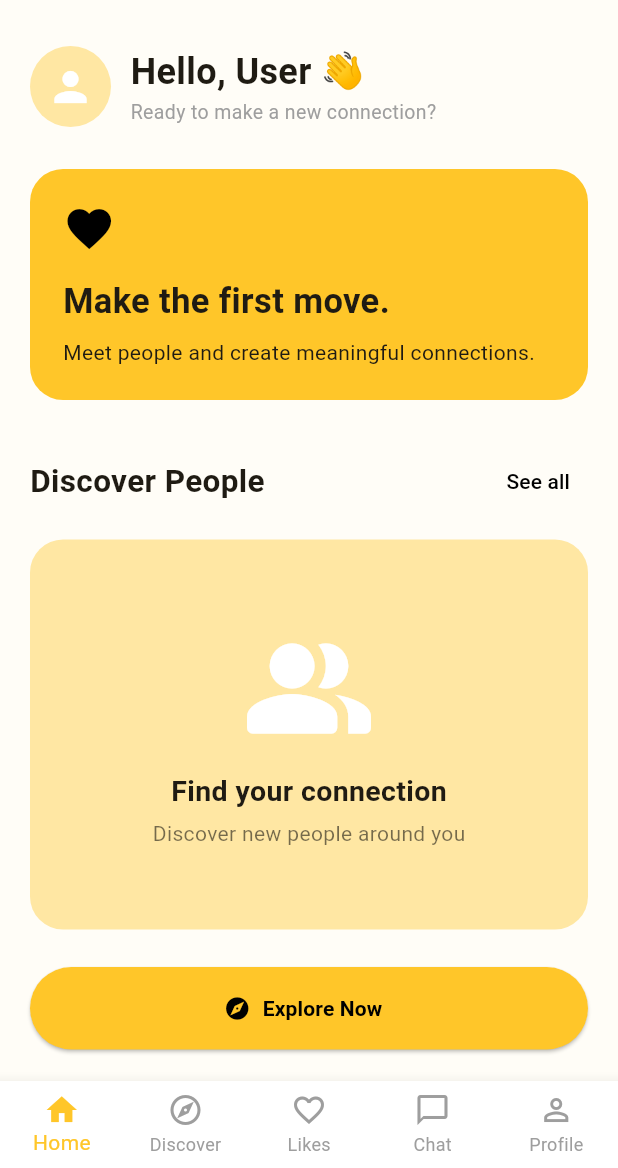
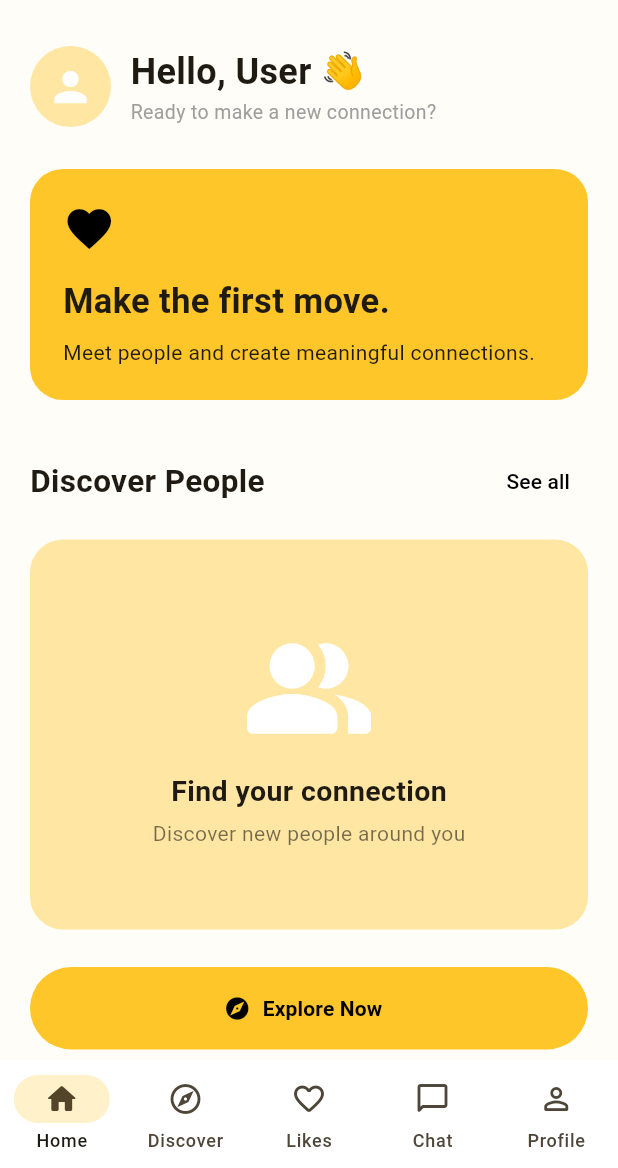
Before and after one commit to DraaVerb/bumble_Kelompok9, a Flutter app: the MainNavigation screen opened directly, on a phone screen of 412 x 824 dp, the part 68-1236 px from its top. Run offline on Flutter 3.47's test engine with Material 3 defaults, Android fonts, the phone set to English and light mode, and no system bars; our stand-ins replace image_picker, shared_preferences; accounts and stored records are empty.

Commit message:
Add reusable UI widgets dan  main navigation

```diff
--- a/lib/constants/app_colors.dart
+++ b/lib/constants/app_colors.dart
@@ -2,9 +2,30 @@
 import 'package:flutter/material.dart';
 
 class AppColors {
+  AppColors._();
+
+  // Primary colors
   static const Color primary = Color(0xFFFFC629);
+  static const Color primaryLight = Color(0xFFFFE7A3);
+  static const Color primaryDark = Color(0xFFE5A900);
+
+  // Background colors
   static const Color background = Color(0xFFFFFDF7);
+  static const Color surface = Colors.white;
+  static const Color card = Color(0xFFFFFFFF);
+
+  // Text colors
   static const Color dark = Color(0xFF212121);
   static const Color grey = Color(0xFF777777);
-  static const Color white = Colors.white;
+  static const Color lightGrey = Color(0xFFEAEAEA);
+
+  // Status colors
+  static const Color red = Color(0xFFE53935);
+  static const Color green = Color(0xFF43A047);
+  static const Color blue = Color(0xFF2196F3);
+
+  // Common decoration
+  static const double radiusSmall = 10;
+  static const double radiusMedium = 16;
+  static const double radiusLarge = 22;
 }
--- a/lib/screens/home/main_navigation.dart
+++ b/lib/screens/home/main_navigation.dart
@@ -1,5 +1,8 @@
 
 import 'package:flutter/material.dart';
+
+import '../../constants/app_colors.dart';
+import '../../widgets/custom_bottom_navbar.dart';
 
 import 'home_screen.dart';
 import '../discovery/discovery_screen.dart';
@@ -25,53 +28,32 @@ class _MainNavigationState extends State<MainNavigation> {
     const ProfileScreen(),
   ];
 
+  void changePage(int index) {
+    if (index < 0 || index >= pages.length) return;
+
+    setState(() {
+      selectedIndex = index;
+    });
+  }
+
   @override
   Widget build(BuildContext context) {
     return Scaffold(
-      body: IndexedStack(
-        index: selectedIndex,
-        children: pages,
+      backgroundColor: AppColors.background,
+
+      // Menampilkan halaman sesuai menu yang dipilih.
+      body: SafeArea(
+        bottom: false,
+        child: IndexedStack(
+          index: selectedIndex,
+          children: pages,
+        ),
       ),
-      bottomNavigationBar: BottomNavigationBar(
+
+      // Navigasi utama lima menu.
+      bottomNavigationBar: CustomBottomNavBar(
         currentIndex: selectedIndex,
-        type: BottomNavigationBarType.fixed,
-        backgroundColor: Colors.white,
-        selectedItemColor: const Color(0xFFFFC629),
-        unselectedItemColor: Colors.grey,
-
-        onTap: (index) {
-          setState(() {
-            selectedIndex = index;
-          });
-        },
-
-        items: const [
-          BottomNavigationBarItem(
-            icon: Icon(Icons.home_outlined),
-            activeIcon: Icon(Icons.home),
-            label: 'Home',
-          ),
-          BottomNavigationBarItem(
-            icon: Icon(Icons.explore_outlined),
-            activeIcon: Icon(Icons.explore),
-            label: 'Discover',
-          ),
-          BottomNavigationBarItem(
-            icon: Icon(Icons.favorite_border),
-            activeIcon: Icon(Icons.favorite),
-            label: 'Likes',
-          ),
-          BottomNavigationBarItem(
-            icon: Icon(Icons.chat_bubble_outline),
-            activeIcon: Icon(Icons.chat_bubble),
-            label: 'Chat',
-          ),
-          BottomNavigationBarItem(
-            icon: Icon(Icons.person_outline),
-            activeIcon: Icon(Icons.person),
-            label: 'Profile',
-          ),
-        ],
+        onTap: changePage,
       ),
     );
   }
--- /dev/null
+++ b/lib/widgets/custom_bottom_navbar.dart
@@ -0,0 +1,57 @@
+
+import 'package:flutter/material.dart';
+import '../constants/app_colors.dart';
+
+class CustomBottomNavBar extends StatelessWidget {
+  final int currentIndex;
+  final ValueChanged<int> onTap;
+
+  const CustomBottomNavBar({
+    super.key,
+    required this.currentIndex,
+    required this.onTap,
+  });
+
+  static const List<NavigationDestination> destinations = [
+    NavigationDestination(
+      icon: Icon(Icons.home_outlined),
+      selectedIcon: Icon(Icons.home_rounded),
+      label: 'Home',
+    ),
+    NavigationDestination(
+      icon: Icon(Icons.explore_outlined),
+      selectedIcon: Icon(Icons.explore_rounded),
+      label: 'Discover',
+    ),
+    NavigationDestination(
+      icon: Icon(Icons.favorite_border_rounded),
+      selectedIcon: Icon(Icons.favorite_rounded),
+      label: 'Likes',
+    ),
+    NavigationDestination(
+      icon: Icon(Icons.chat_bubble_outline_rounded),
+      selectedIcon: Icon(Icons.chat_bubble_rounded),
+      label: 'Chat',
+    ),
+    NavigationDestination(
+      icon: Icon(Icons.person_outline_rounded),
+      selectedIcon: Icon(Icons.person_rounded),
+      label: 'Profile',
+    ),
+  ];
+
+  @override
+  Widget build(BuildContext context) {
+    return NavigationBar(
+      height: 72,
+      backgroundColor: AppColors.surface,
+      elevation: 8,
+      selectedIndex: currentIndex,
+      onDestinationSelected: onTap,
+      indicatorColor: AppColors.primary.withOpacity(0.25),
+      labelBehavior:
+          NavigationDestinationLabelBehavior.alwaysShow,
+      destinations: destinations,
+    );
+  }
+}
```
Also changed, not shown: lib/main.dart (+77 -17 lines), lib/widgets/common_button.dart (added, +76 -0 lines), lib/widgets/custom_app_bar.dart (added, +57 -0 lines), pubspec.yaml (line endings or trailing spaces).
